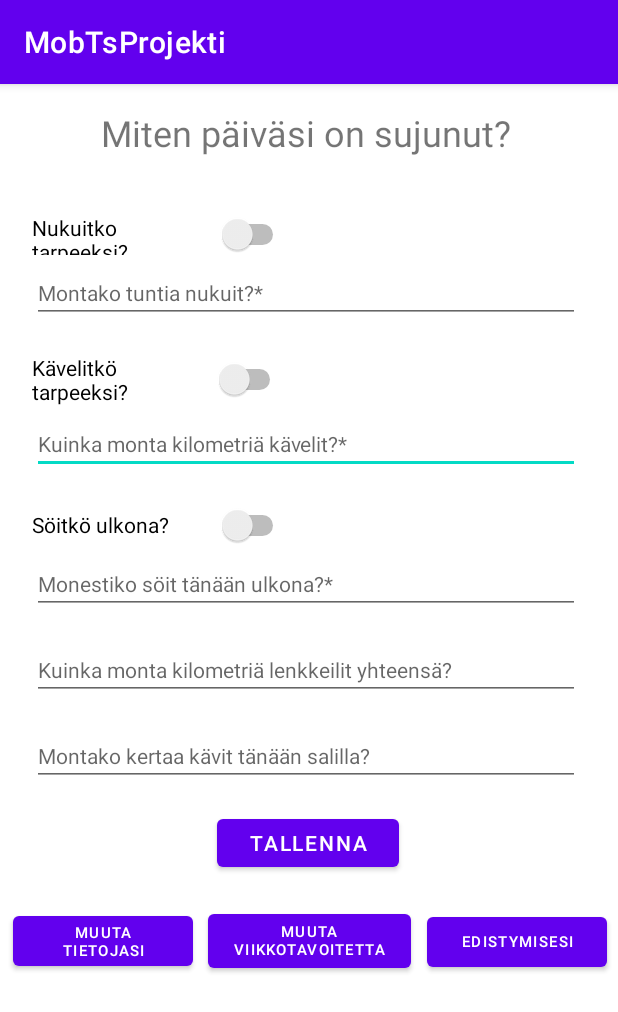
After one commit to helmarhelle/MobTsProjekti, an Android app: the LomakeActivity screen opened directly, with no data from a screen before it, on a phone screen of 412 x 824 dp. The commit adds this screen. Shown: the top 1012 px of the screen. Run offline under Robolectric (Android 15) with nearby library versions, the phone set to English and light mode, and no system bars; 2 statements that could not run were skipped.

Commit message:
1. Uutta kommentoinnin parantelua
2. Uusi aktiviteetti, LomakeActivity jossa päivän lomake tallennetaan.

3. Vanhojen aktiviteettien parantelua.

```diff
--- a/app/build.gradle
+++ b/app/build.gradle
@@ -29,7 +29,7 @@ android {
 }
 
 dependencies {
-
+    compileOnly files("C:/Android/android-sdk/platforms/android-28/android.jar")
 
     implementation 'androidx.appcompat:appcompat:1.4.0'
     implementation 'com.google.android.material:material:1.4.0'
--- a/app/src/main/AndroidManifest.xml
+++ b/app/src/main/AndroidManifest.xml
@@ -9,6 +9,9 @@
         android:roundIcon="@mipmap/ic_launcher_round"
         android:supportsRtl="true"
         android:theme="@style/Theme.MobTsProjekti">
+        <activity
+            android:name=".LomakeActivity"
+            android:exported="false" />
         <activity
             android:name=".Aloitusnaytto"
             android:exported="true">
@@ -27,7 +30,6 @@
         <activity
             android:name=".MainActivity"
             android:exported="true">
-
         </activity>
     </application>
 
--- a/app/src/main/java/fi/helmarhelle/mobtsprojekti/Kayttaja.java
+++ b/app/src/main/java/fi/helmarhelle/mobtsprojekti/Kayttaja.java
@@ -3,8 +3,7 @@ package fi.helmarhelle.mobtsprojekti;
 /**
  * @author Reima
  * @since 6.12.2021
- * @version 14.12.2021
- * <p>Luokka kayttaja-olion luomiseen, jotka voidaan tallentaa Kayttaja-tietokantaan.</p>
+ * @version 14.12.2021 <p>Luokka kayttaja-olion luomiseen, jotka voidaan tallentaa Kayttaja-tietokantaan.</p>
  */
 public class Kayttaja {
 
--- a/app/src/main/java/fi/helmarhelle/mobtsprojekti/Kayttajatietokanta.java
+++ b/app/src/main/java/fi/helmarhelle/mobtsprojekti/Kayttajatietokanta.java
@@ -11,8 +11,7 @@ import java.time.LocalDateTime;
 /**
  * @author  Reima
  * @since 7.12.2021
- * @version 14.12.2021
- * <p>Käyttäjätietokanta -luokka toimii rajapintana SQLite-tietokannalle johon tallennetaan Käyttäjän tiedot.</p>
+ * @version 14.12.2021 <p>Käyttäjätietokanta -luokka toimii rajapintana SQLite-tietokannalle johon tallennetaan Käyttäjän tiedot.</p>
  */
 
 public class Kayttajatietokanta extends SQLiteOpenHelper {
@@ -81,7 +80,7 @@ public class Kayttajatietokanta extends SQLiteOpenHelper {
     }
 
     /**
-     * <p>Tarkistaa, onko tietokannassa vähintään 1 rivi tietoa.</p>
+     * <p>Tarkistaa, onko tietokannassa vahintaan 1 rivi tietoa.</p>
      * @return Onko tietokantaa luotu vai ei.
      */
     public boolean onkoTietokantaa () {
--- /dev/null
+++ b/app/src/main/java/fi/helmarhelle/mobtsprojekti/LomakeActivity.java
@@ -0,0 +1,167 @@
+package fi.helmarhelle.mobtsprojekti;
+
+import androidx.appcompat.app.AppCompatActivity;
+
+import android.content.Intent;
+import android.os.Bundle;
+import android.widget.Button;
+import android.widget.Switch;
+import android.widget.TextView;
+import android.widget.Toast;
+
+public class LomakeActivity extends AppCompatActivity {
+
+    Switch uniSwitch, liikuntaSwitch, syontiSwitch;
+    TextView uniTeksti, liikuntaTeksti, syontiTeksti, lenkkiTeksti, saliTeksti;
+    Button tallennusButton, edistymisButton, viikkotavoiteButton, tietojenmuutosButton;
+    Viikkotavoitetietokanta viikkotavoitetietokanta;
+    Paivalomaketietokanta paivalomaketietokanta;
+
+    @Override
+    protected void onCreate(Bundle savedInstanceState) {
+        super.onCreate(savedInstanceState);
+        setContentView(R.layout.activity_lomake);
+        //Tietokantojen-alustukset
+        viikkotavoitetietokanta = new Viikkotavoitetietokanta(LomakeActivity.this);
+        paivalomaketietokanta = new Paivalomaketietokanta(LomakeActivity.this);
+
+        //View-kartoitukset
+        uniSwitch = findViewById(R.id.uniSwitch);
+        liikuntaSwitch = findViewById(R.id.liikuntaSwitch);
+        syontiSwitch = findViewById(R.id.syontiSwitch);
+
+        uniTeksti = findViewById(R.id.uniText);
+        liikuntaTeksti = findViewById(R.id.liikuntaText);
+        syontiTeksti = findViewById(R.id.ulkonaSyontiText);
+        lenkkiTeksti = findViewById(R.id.lenkkiText);
+        saliTeksti = findViewById(R.id.saliText);
+
+        tallennusButton = findViewById(R.id.tallennusButton_lomake);
+        edistymisButton = findViewById(R.id.button_Graafeihin);
+        viikkotavoiteButton = findViewById(R.id.button_Tavoitteenasetukseen);
+        tietojenmuutosButton = findViewById(R.id.button_kayttajan_tietoihin);
+
+        //Arvot viikkotavoitetietokannasta
+        int viikonUniTavoite = viikkotavoitetietokanta.haeTamanViikonUniTavoite();
+        float minimiLiikunta = (float) viikkotavoitetietokanta.haeTamanViikonLiikuntaTavoite()/7;
+//-------------------------Onclick listenerit-------------------------------------------------------
+        //Jos Switchit checkataan, asetetaan lomakkeisiin ne arvot, jotka tultaisiin tallentamaan tietokantaankin.
+        syontiSwitch.setOnClickListener(v -> {
+            uniTeksti.setText("" + viikonUniTavoite);
+        });
+
+        liikuntaSwitch.setOnClickListener(v -> {
+            liikuntaTeksti.setText("" + minimiLiikunta);
+        });
+
+        syontiSwitch.setOnClickListener(v -> {
+            syontiTeksti.setText(""+ 1);
+        });
+
+        //Lomakkeen tallennuskuuntelija
+        tallennusButton.setOnClickListener(v -> {
+            PaivaLomake paivaLomake;
+            boolean onnistuiko = false;
+            int unenMaara = 0;
+            float liikunnanMaara = 0f;
+            int ulkonaSyontienMaara = 0;
+            float lenkinPituus = 0f;
+            int saliKayntienMaara = 0;
+            try {
+                //Tarkastetaan switchien tila ja asetetaan muuttujille oikeat arvot, jos switchejä ei ole checkattu.
+                if (!uniSwitch.isChecked()) {
+                    unenMaara = Integer.parseInt(uniTeksti.getText().toString());
+                }
+                if (!liikuntaSwitch.isChecked()) {
+                    liikunnanMaara = Float.parseFloat(liikuntaTeksti.getText().toString());
+                }
+                if (!syontiSwitch.isChecked()) {
+                    ulkonaSyontienMaara = Integer.parseInt(syontiTeksti.getText().toString());
+                }
+
+                //lenkki- ja salikäynnit kirjataan ylös vain, jos ne on merkattu viikkotavoitteeseen.
+                if (viikkotavoitetietokanta.haeTamanViikonLenkkiTavoite() > 0) {
+                    lenkinPituus = Float.parseFloat(lenkkiTeksti.getText().toString());
+                }
+                if (viikkotavoitetietokanta.haeTamanViikonSaliTavoite() > 0) {
+                    saliKayntienMaara = Integer.parseInt(saliTeksti.getText().toString());
+                }
+                paivaLomake = new PaivaLomake(uniSwitch.isChecked(), liikuntaSwitch.isChecked(), syontiSwitch.isChecked(),
+                        unenMaara, liikunnanMaara, ulkonaSyontienMaara, lenkinPituus, saliKayntienMaara);
+
+                if (paivaLomake.getUniH() >= 0 && paivaLomake.getLiikuntaKM() >= 0 && paivaLomake.getUlkonaSyonnitKPL() >= 0 && paivaLomake.getLenkkiKilometritKM() >= 0 && paivaLomake.getSaliKaynnitKPL() >= 0) {
+                    onnistuiko = true;
+                }
+
+            } catch (Exception e) {
+                Toast.makeText(LomakeActivity.this, "Päivän lomakkeen tallennus epäonnistui. Tarkista, että syötit kaikki tiedot oikein.", Toast.LENGTH_LONG).show();
+                paivaLomake = new PaivaLomake(false, false, false,0,0f,0,0f,0);
+            }
+
+            //Jos paivalomakkeeseen tallennetut tiedot olivat järkeviä, kirjataan ne tietokantaan ja evätään käyttäjältä enempi muokkaus.
+            if (onnistuiko) {
+                if (paivalomaketietokanta.lisaaTiedot(paivaLomake, LomakeActivity.this)) {
+                    Toast.makeText(LomakeActivity.this, "Tietojen tallennus onnistui", Toast.LENGTH_SHORT).show();
+                    uniSwitch.setEnabled(false);
+                    uniTeksti.setEnabled(false);
+                    liikuntaSwitch.setEnabled(false);
+                    liikuntaTeksti.setEnabled(false);
+                    syontiSwitch.setEnabled(false);
+                    syontiTeksti.setEnabled(false);
+                    lenkkiTeksti.setEnabled(false);
+                    saliTeksti.setEnabled(false);
+                    tallennusButton.setEnabled(false);
+                }
+            } else {
+                Toast.makeText(LomakeActivity.this, "Tietoja ei tallennettu. Jos sinulla on viikolle lenkki- tai salitavoite, aseta lomakkeisiin numero.", Toast.LENGTH_SHORT).show();
+            }
+        });
+
+        //Painikkeet, joilla voidaan siirtyä toisiin aktiviteetteihin.
+
+        tietojenmuutosButton.setOnClickListener(v -> {
+            Intent intent = new Intent(LomakeActivity.this, KayttajanTiedotActivity.class);
+            startActivity(intent);
+        });
+
+        viikkotavoiteButton.setOnClickListener(v -> {
+            Intent intent = new Intent(LomakeActivity.this, TavoitteenasetusActivity.class);
+            startActivity(intent);
+        });
+
+        edistymisButton.setOnClickListener(v -> {
+            Intent intent = new Intent(LomakeActivity.this, MainActivity.class);
+            startActivity(intent);
+        });
+
+    }
+//-------------------------/Onclick listenerit-------------------------------------------------------
+    /**
+     * Aina lomakeaktiviteetin jatkuessa tarkistetaan onko tiedot syotetty talle paivalle. Jos on, lomaketta ei voi muokata.
+     */
+    @Override
+    protected void onResume() {
+        super.onResume();
+        if (paivalomaketietokanta.onkoLomakettaTallePaivalle()) {
+            uniSwitch.setEnabled(false);
+            uniTeksti.setEnabled(false);
+            liikuntaSwitch.setEnabled(false);
+            liikuntaTeksti.setEnabled(false);
+            syontiSwitch.setEnabled(false);
+            syontiTeksti.setEnabled(false);
+            lenkkiTeksti.setEnabled(false);
+            saliTeksti.setEnabled(false);
+            tallennusButton.setEnabled(false);
+        } else {
+            uniSwitch.setEnabled(true);
+            uniTeksti.setEnabled(true);
+            liikuntaSwitch.setEnabled(true);
+            liikuntaTeksti.setEnabled(true);
+            syontiSwitch.setEnabled(true);
+            syontiTeksti.setEnabled(true);
+            lenkkiTeksti.setEnabled(true);
+            saliTeksti.setEnabled(true);
+            tallennusButton.setEnabled(true);
+        }
+    }
+}
--- a/app/src/main/java/fi/helmarhelle/mobtsprojekti/PaivaLomake.java
+++ b/app/src/main/java/fi/helmarhelle/mobtsprojekti/PaivaLomake.java
@@ -4,8 +4,7 @@ package fi.helmarhelle.mobtsprojekti;
 /**
  * @author Reima
  * @since 9.12.2021
- * @version 14.12.2021
- * <p>Luokka päivittäin täytettävien lomakkeiden luomiseksi oliomuotoon, jotka voidaan tallentaa Paivalomake-tietokantaan</p>
+ * @version 14.12.2021 <p>Luokka päivittäin täytettävien lomakkeiden luomiseksi oliomuotoon, jotka voidaan tallentaa Paivalomake-tietokantaan</p>
  */
 public class PaivaLomake {
 
--- a/app/src/main/java/fi/helmarhelle/mobtsprojekti/Paivalomaketietokanta.java
+++ b/app/src/main/java/fi/helmarhelle/mobtsprojekti/Paivalomaketietokanta.java
@@ -13,8 +13,7 @@ import java.util.ArrayList;
 /**
  * @author Reima
  * @since 9.12.2021
- * @version 14.12.2021
- * Viikkotavoitetietokanta -luokka toimii rajapintana SQLite-tietokannalle johon tallennetaan jokaisen viikon tavoitteet.
+ * @version 14.12.2021 <p>Viikkotavoitetietokanta -luokka toimii rajapintana SQLite-tietokannalle johon tallennetaan jokaisen viikon tavoitteet.</p>
  */
 
 public class Paivalomaketietokanta extends SQLiteOpenHelper {
@@ -116,7 +115,7 @@ public class Paivalomaketietokanta extends SQLiteOpenHelper {
     /**
      * <p>Tarkistaa, onko tietokannassa lomake talle paivalle.</p>
      * <p>Tekee sen valitsemalla SQL-hakulausekkeella tietokannasta vuodenpaiva-sarakkeen ja vertaamalla sita tahan paivaan siten, etta tiedon tulee olla merkattu samana paivana.</p>
-     * @return Onko lomaketta tälle paivalle vai ei.
+     * @return Onko lomaketta talle paivalle vai ei.
      */
     public boolean onkoLomakettaTallePaivalle () {
 
--- a/app/src/main/java/fi/helmarhelle/mobtsprojekti/Viikkotavoite.java
+++ b/app/src/main/java/fi/helmarhelle/mobtsprojekti/Viikkotavoite.java
@@ -3,8 +3,7 @@ package fi.helmarhelle.mobtsprojekti;
 /**
  * @author Reima
  * @since 7.12.2021
- * @version 14.12.2021
- * <p>Luokka viikkotavoite-olion luomiseen, jotka voidaan tallentaa Viikkotavoite-tietokantaan.</p>
+ * @version 14.12.2021 <p>Luokka viikkotavoite-olion luomiseen, jotka voidaan tallentaa Viikkotavoite-tietokantaan.</p>
  */
 public class Viikkotavoite {
 
--- a/app/src/main/java/fi/helmarhelle/mobtsprojekti/Viikkotavoitetietokanta.java
+++ b/app/src/main/java/fi/helmarhelle/mobtsprojekti/Viikkotavoitetietokanta.java
@@ -15,8 +15,7 @@ import java.util.List;
 /**
  * @author Reima
  * @since 7.12.2021
- * @version 14.12.2021
- * <p>Viikkotavoitetietokanta -luokka toimii rajapintana SQLite-tietokannalle johon tallennetaan jokaisen viikon tavoitteet.</p>
+ * @version 14.12.2021 <p>Viikkotavoitetietokanta -luokka toimii rajapintana SQLite-tietokannalle johon tallennetaan jokaisen viikon tavoitteet.</p>
  */
 
 public class Viikkotavoitetietokanta extends SQLiteOpenHelper {
--- /dev/null
+++ b/app/src/main/res/layout/activity_lomake.xml
@@ -0,0 +1,168 @@
+<?xml version="1.0" encoding="utf-8"?>
+<androidx.constraintlayout.widget.ConstraintLayout xmlns:android="http://schemas.android.com/apk/res/android"
+    xmlns:app="http://schemas.android.com/apk/res-auto"
+    xmlns:tools="http://schemas.android.com/tools"
+    android:layout_width="match_parent"
+    android:layout_height="match_parent"
+    tools:context=".LomakeActivity">
+
+    <EditText
+        android:id="@+id/liikuntaText"
+        android:layout_width="365dp"
+        android:layout_height="37dp"
+        android:layout_marginTop="8dp"
+        android:ems="10"
+        android:hint="@string/lomake_liikunta"
+        android:inputType="textPersonName"
+        android:textSize="14sp"
+        app:layout_constraintEnd_toEndOf="parent"
+        app:layout_constraintHorizontal_bias="0.456"
+        app:layout_constraintStart_toStartOf="parent"
+        app:layout_constraintTop_toBottomOf="@+id/liikuntaSwitch" />
+
+    <Switch
+        android:id="@+id/syontiSwitch"
+        android:layout_width="171dp"
+        android:layout_height="28dp"
+        android:layout_marginTop="20dp"
+        android:text="@string/lomake_syonti_switch"
+        app:layout_constraintStart_toStartOf="@+id/ulkonaSyontiText"
+        app:layout_constraintTop_toBottomOf="@+id/liikuntaText" />
+
+    <EditText
+        android:id="@+id/lenkkiText"
+        android:layout_width="365dp"
+        android:layout_height="37dp"
+        android:layout_marginTop="20dp"
+        android:ems="10"
+        android:hint="@string/lomake_lenkki"
+        android:inputType="textPersonName"
+        android:textSize="14sp"
+        app:layout_constraintEnd_toEndOf="parent"
+        app:layout_constraintHorizontal_bias="0.456"
+        app:layout_constraintStart_toStartOf="parent"
+        app:layout_constraintTop_toBottomOf="@+id/ulkonaSyontiText" />
+
+    <EditText
+        android:id="@+id/saliText"
+        android:layout_width="365dp"
+        android:layout_height="37dp"
+        android:layout_marginTop="20dp"
+        android:ems="10"
+        android:hint="@string/lomake_sali"
+        android:inputType="textPersonName"
+        android:textSize="14sp"
+        app:layout_constraintEnd_toEndOf="parent"
+        app:layout_constraintHorizontal_bias="0.456"
+        app:layout_constraintStart_toStartOf="parent"
+        app:layout_constraintTop_toBottomOf="@+id/lenkkiText" />
+
+    <EditText
+        android:id="@+id/ulkonaSyontiText"
+        android:layout_width="365dp"
+        android:layout_height="37dp"
+        android:layout_marginTop="8dp"
+        android:ems="10"
+        android:hint="@string/lomake_syonti"
+        android:inputType="textPersonName"
+        android:textSize="14sp"
+        app:layout_constraintEnd_toEndOf="parent"
+        app:layout_constraintHorizontal_bias="0.456"
+        app:layout_constraintStart_toStartOf="parent"
+        app:layout_constraintTop_toBottomOf="@+id/syontiSwitch" />
+
+    <Switch
+        android:id="@+id/liikuntaSwitch"
+        android:layout_width="169dp"
+        android:layout_height="35dp"
+        android:layout_marginTop="20dp"
+        android:text="@string/lomake_liikunta_switch"
+        app:layout_constraintStart_toStartOf="@+id/liikuntaText"
+        app:layout_constraintTop_toBottomOf="@+id/uniText" />
+
+    <Button
+        android:id="@+id/button_Graafeihin"
+        android:layout_width="120dp"
+        android:layout_height="45dp"
+        android:text="@string/lomake_aktiviteetinvaihto_edistyminen"
+        android:textAlignment="center"
+        android:textSize="10sp"
+        app:layout_constraintBottom_toBottomOf="@+id/button_Tavoitteenasetukseen"
+        app:layout_constraintEnd_toEndOf="parent"
+        app:layout_constraintHorizontal_bias="0.976"
+        app:layout_constraintStart_toStartOf="parent"
+        app:layout_constraintTop_toTopOf="@+id/button_Tavoitteenasetukseen"
+        app:layout_constraintVertical_bias="0.8" />
+
+    <Button
+        android:id="@+id/button_kayttajan_tietoihin"
+        android:layout_width="120dp"
+        android:layout_height="45dp"
+        android:text="@string/lomake_aktiviteetinvaihto_kayttajantiedot"
+        android:textAlignment="center"
+        android:textSize="10sp"
+        app:layout_constraintBottom_toBottomOf="@+id/button_Tavoitteenasetukseen"
+        app:layout_constraintEnd_toEndOf="parent"
+        app:layout_constraintHorizontal_bias="0.03"
+        app:layout_constraintStart_toStartOf="parent"
+        app:layout_constraintTop_toTopOf="@+id/button_Tavoitteenasetukseen" />
+
+    <TextView
+        android:id="@+id/textView"
+        android:layout_width="273dp"
+        android:layout_height="46dp"
+        android:layout_marginTop="16dp"
+        android:text="@string/lomake_otsikko"
+        android:textSize="24sp"
+        app:layout_constraintEnd_toEndOf="parent"
+        app:layout_constraintHorizontal_bias="0.487"
+        app:layout_constraintStart_toStartOf="parent"
+        app:layout_constraintTop_toTopOf="parent" />
+
+    <Button
+        android:id="@+id/button_Tavoitteenasetukseen"
+        android:layout_width="135dp"
+        android:layout_height="wrap_content"
+        android:text="@string/lomake_aktiviteetinvaihto_viikkotavoite"
+        android:textAlignment="center"
+        android:textSize="10sp"
+        app:layout_constraintBottom_toBottomOf="parent"
+        app:layout_constraintEnd_toEndOf="parent"
+        app:layout_constraintStart_toStartOf="parent"
+        app:layout_constraintTop_toBottomOf="@+id/tallennusButton_lomake"
+        app:layout_constraintVertical_bias="0.100000024" />
+
+    <EditText
+        android:id="@+id/uniText"
+        android:layout_width="365dp"
+        android:layout_height="37dp"
+        android:layout_marginTop="8dp"
+        android:ems="10"
+        android:hint="@string/lomake_uni"
+        android:inputType="textPersonName"
+        android:textSize="14sp"
+        app:layout_constraintEnd_toEndOf="parent"
+        app:layout_constraintHorizontal_bias="0.456"
+        app:layout_constraintStart_toStartOf="parent"
+        app:layout_constraintTop_toBottomOf="@+id/uniSwitch" />
+
+    <Switch
+        android:id="@+id/uniSwitch"
+        android:layout_width="171dp"
+        android:layout_height="28dp"
+        android:layout_marginTop="24dp"
+        android:text="@string/lomake_uni_switch"
+        app:layout_constraintStart_toStartOf="@+id/uniText"
+        app:layout_constraintTop_toBottomOf="@+id/textView" />
+
+    <Button
+        android:id="@+id/tallennusButton_lomake"
+        android:layout_width="121dp"
+        android:layout_height="44dp"
+        android:layout_marginTop="16dp"
+        android:text="@string/lomake_tallennus"
+        app:layout_constraintEnd_toEndOf="parent"
+        app:layout_constraintHorizontal_bias="0.498"
+        app:layout_constraintStart_toStartOf="parent"
+        app:layout_constraintTop_toBottomOf="@+id/saliText" />
+</androidx.constraintlayout.widget.ConstraintLayout>
--- a/app/src/main/res/layout/activity_main.xml
+++ b/app/src/main/res/layout/activity_main.xml
@@ -7,9 +7,10 @@
     tools:context="fi.helmarhelle.mobtsprojekti.MainActivity">
 
     <TextView
+        android:id="@+id/ladataan"
         android:layout_width="wrap_content"
         android:layout_height="wrap_content"
-        android:text="Hello World!"
+        android:text="@string/mainactivity_teksti"
         app:layout_constraintBottom_toBottomOf="parent"
         app:layout_constraintLeft_toLeftOf="parent"
         app:layout_constraintRight_toRightOf="parent"
--- a/app/src/main/res/values/strings.xml
+++ b/app/src/main/res/values/strings.xml
@@ -1,6 +1,7 @@
 <resources>
     <string name="app_name">MobTsProjekti</string>
 
+    <string name="mainactivity_teksti">LADATAAN...</string>
     <!--Käyttäjänasetus-->
     <string name="kayttajantiedot_otsikko">Käyttäjän tiedot</string>
     <string name="kayttajantiedot_ika">Kuinka vanha olet?</string>
@@ -18,4 +19,19 @@
     <string name="tavoitteenasetus_sali_switch">Aiotko käydä salilla?</string>
     <string name="tavoitteenasetus_sali_tieto">Montako kertaa?</string>
     <string name="tavoitteenasetus_tallennus">Tallenna</string>
+
+    <!--Lomakeaktiviteetti-->
+    <string name="lomake_otsikko">Miten päiväsi on sujunut?</string>
+    <string name="lomake_aktiviteetinvaihto_kayttajantiedot">Muuta tietojasi</string>
+    <string name="lomake_aktiviteetinvaihto_viikkotavoite">Muuta viikkotavoitetta</string>
+    <string name="lomake_aktiviteetinvaihto_edistyminen">Edistymisesi</string>
+    <string name="lomake_uni_switch">Nukuitko tarpeeksi?</string>
+    <string name="lomake_liikunta_switch">Kävelitkö tarpeeksi?</string>
+    <string name="lomake_syonti_switch">Söitkö ulkona?</string>
+    <string name="lomake_uni">Montako tuntia nukuit?*</string>
+    <string name="lomake_liikunta">Kuinka monta kilometriä kävelit?*</string>
+    <string name="lomake_syonti">Monestiko söit tänään ulkona?*</string>
+    <string name="lomake_lenkki">Kuinka monta kilometriä lenkkeilit yhteensä?</string>
+    <string name="lomake_sali">Montako kertaa kävit tänään salilla?</string>
+    <string name="lomake_tallennus">Tallenna</string>
 </resources>
```
Also changed, not shown: app/src/main/java/fi/helmarhelle/mobtsprojekti/KayttajanTiedotActivity.java (+18 -4 lines), app/src/main/java/fi/helmarhelle/mobtsprojekti/MainActivity.java (+7 -15 lines), app/src/main/java/fi/helmarhelle/mobtsprojekti/TavoitteenasetusActivity.java (+16 -2 lines).
